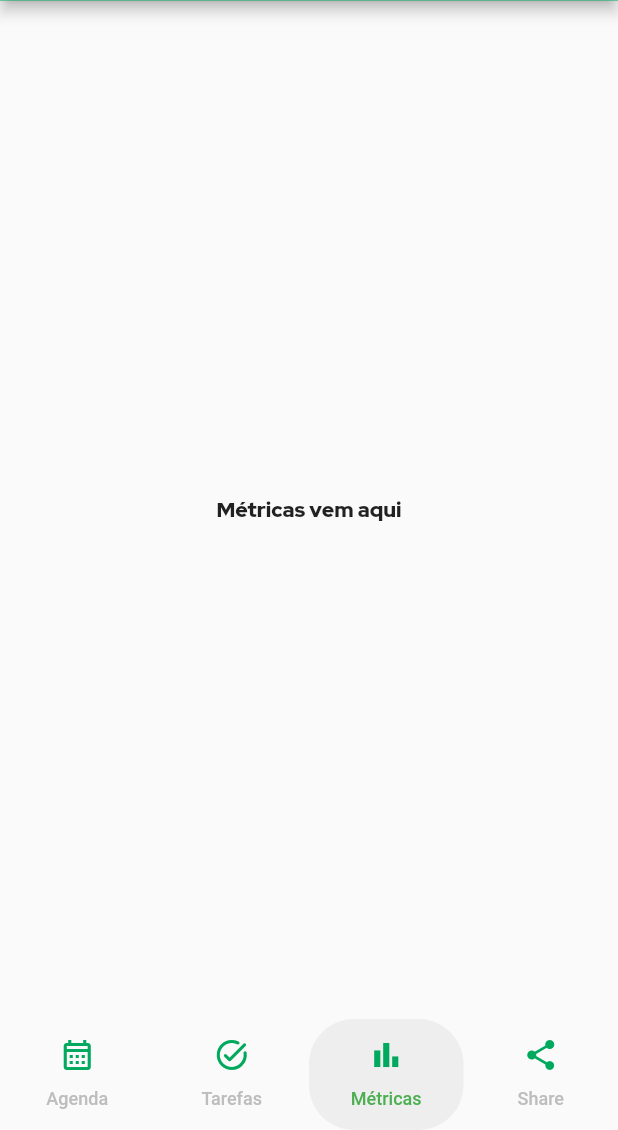
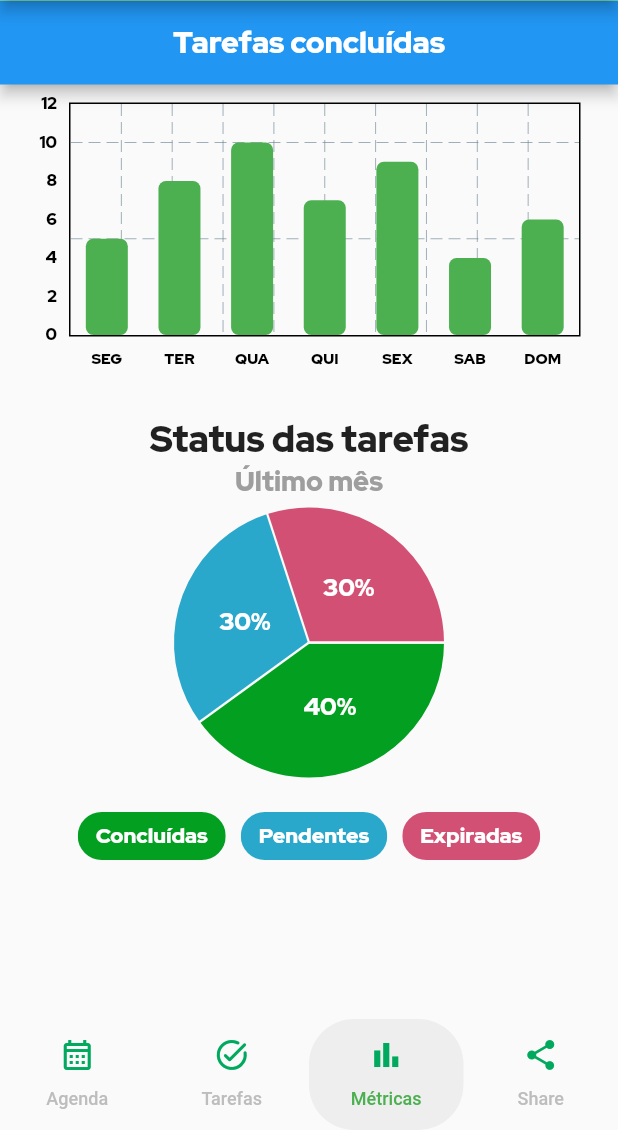
Before and after one commit to Felipi12/DoneApp, a Flutter app: the screen it shows after launch, item 3 of the bottom bar chosen, on a phone screen of 412 x 824 dp, the part 106-1236 px from its top. Run offline on Flutter 3.47's test engine with Material 2 defaults, Android fonts, the phone set to English and light mode, and no system bars; drawn by our look-alikes of fl_chart; our stand-ins replace cloud_firestore, firebase_core, syncfusion_flutter_calendar; accounts and stored records are empty.

```diff
--- a/lib/Agenda.dart
+++ b/lib/Agenda.dart
@@ -1,7 +1,6 @@
 // Importa os pacotes necessários
 import 'package:flutter/material.dart';
 import 'package:syncfusion_flutter_calendar/calendar.dart';
-import 'AppBar.dart';
 
 // Constrói o calendário da tela de Agenda
 class TabViewItem_1 extends StatelessWidget {
@@ -24,8 +23,8 @@ class TabViewItem_1 extends StatelessWidget {
       view: CalendarView.week,
       showWeekNumber: true,
       weekNumberStyle: const WeekNumberStyle(
-        backgroundColor: Colors.grey,
-        textStyle: TextStyle(color: Colors.black, fontSize: 13),
+        backgroundColor: Color.fromRGBO(1, 169, 94, 1),
+        textStyle: TextStyle(color: Colors.black, fontSize: 11),
       ),
       allowedViews: const [
         CalendarView.day,
@@ -70,12 +69,6 @@ class CalendarDataSourceUtility {
       color: Colors.lightBlueAccent,
     ));
     appointments.add(Appointment(
-      startTime: DateTime.now().add(const Duration(hours: 6)),
-      endTime: DateTime.now().add(const Duration(hours: 7)),
-      subject: 'Performance check',
-      color: Colors.amber,
-    ));
-    appointments.add(Appointment(
       startTime: DateTime(2023, 11, 22, 1, 0, 0),
       endTime: DateTime(2023, 11, 22, 3, 0, 0),
       subject: 'Support',
--- /dev/null
+++ b/lib/Métricas.dart
@@ -0,0 +1,224 @@
+import 'package:flutter/material.dart';
+import 'package:fl_chart/fl_chart.dart';
+import 'dart:math' as math;
+
+class MetricsTab extends StatelessWidget {
+  // Mock data for each day of the week
+  final List<int> barChartData = [
+    5,
+    8,
+    10,
+    7,
+    9,
+    4,
+    6
+  ]; // Example: [SEG, TER, QUA, QUI, SEX, SAB, DOM]
+
+  @override
+  Widget build(BuildContext context) {
+    return Scaffold(
+      appBar: AppBar(title: Text('Tarefas concluídas'), centerTitle: true),
+      body: SingleChildScrollView(
+        child: Column(
+          children: <Widget>[
+            BarChartWidget(barChartData: barChartData),
+            SizedBox(height: 5),
+            PieChartWidget(),
+          ],
+        ),
+      ),
+    );
+  }
+}
+
+class BarChartWidget extends StatelessWidget {
+  final List<int> barChartData;
+
+  BarChartWidget({required this.barChartData});
+
+  @override
+  Widget build(BuildContext context) {
+    List<BarChartGroupData> generateBarGroups() {
+      return List.generate(barChartData.length, (index) {
+        return BarChartGroupData(
+          x: index,
+          barRods: [
+            BarChartRodData(
+              toY: barChartData[index].toDouble(),
+              color: Colors.green, // Set the color to green
+              width: 28,
+              borderSide: BorderSide(color: Colors.black, width: 0),
+              borderRadius: BorderRadius.circular(5),
+            ),
+          ],
+        );
+      });
+    }
+
+    double maxY = barChartData.reduce(math.max).toDouble() + 2;
+
+    return Container(
+      height: 200,
+      padding:
+          EdgeInsets.fromLTRB(16.0, 12.0, 25.0, 0), // Increased left padding
+      child: BarChart(
+        BarChartData(
+          alignment: BarChartAlignment.spaceAround,
+          maxY: maxY, // Use the calculated maxY
+          barTouchData: BarTouchData(
+            touchTooltipData: BarTouchTooltipData(
+              tooltipBgColor: Colors.grey,
+            ),
+          ),
+          titlesData: FlTitlesData(
+            bottomTitles: AxisTitles(
+              sideTitles: SideTitles(
+                showTitles: true,
+                reservedSize: 32,
+                interval: 1,
+                getTitlesWidget: (double value, TitleMeta meta) {
+                  const daysOfWeek = [
+                    'SEG',
+                    'TER',
+                    'QUA',
+                    'QUI',
+                    'SEX',
+                    'SAB',
+                    'DOM'
+                  ];
+                  return SideTitleWidget(
+                    axisSide: meta.axisSide,
+                    space: 8.0,
+                    child: Text(daysOfWeek[value.toInt()],
+                        style: TextStyle(color: Colors.black, fontSize: 10)),
+                  );
+                },
+              ),
+            ),
+            leftTitles: AxisTitles(
+              sideTitles: SideTitles(
+                showTitles: true, // Enable Y-axis titles
+                getTitlesWidget: (double value, TitleMeta meta) {
+                  return SideTitleWidget(
+                    axisSide: meta.axisSide,
+                    space: 8.0,
+                    child: Text(
+                      value.toInt().toString(),
+                      style: TextStyle(color: Colors.black, fontSize: 11),
+                    ),
+                  );
+                },
+                interval:
+                    2, // Set interval to control the frequency of the labels
+                reservedSize: 30, // Adjust if necessary
+              ),
+            ),
+            rightTitles: AxisTitles(sideTitles: SideTitles(showTitles: false)),
+            topTitles: AxisTitles(sideTitles: SideTitles(showTitles: false)),
+          ),
+          gridData: FlGridData(show: true),
+          borderData: FlBorderData(show: true),
+          barGroups: generateBarGroups(),
+        ),
+      ),
+    );
+  }
+}
+
+class PieChartWidget extends StatelessWidget {
+  @override
+  Widget build(BuildContext context) {
+    return Column(
+      children: [
+        Padding(
+          padding: const EdgeInsets.only(top: 16.0),
+          child: Text(
+            'Status das tarefas', // The title text
+            style: TextStyle(
+              fontSize: 24,
+              fontWeight: FontWeight.bold,
+            ),
+          ),
+        ),
+        Padding(
+          padding: const EdgeInsets.only(bottom: 20.0),
+          child: Text(
+            'Último mês', // The subtitle text
+            style: TextStyle(
+              fontSize: 18,
+              color: Colors.grey,
+            ),
+          ),
+        ),
+        Container(
+          height: 150,
+          child: PieChart(
+            PieChartData(
+              sectionsSpace: 1.5,
+              centerSpaceRadius: 0,
+              sections: [
+                PieChartSectionData(
+                  color:
+                      const Color(0xff029f20), // Green color for 'Concluídas'
+                  value: 40, // Adjust value accordingly
+                  title: '40%', // You can include the percentage here
+                  radius: 90,
+                  titleStyle: TextStyle(
+                    fontSize: 16,
+                    fontWeight: FontWeight.bold,
+                    color: const Color(0xffffffff),
+                  ),
+                ),
+                PieChartSectionData(
+                  color: Color.fromARGB(
+                      255, 41, 168, 203), // Yellow color for 'Pendentes'
+                  value: 30, // Adjust value accordingly
+                  title: '30%', // You can include the percentage here
+                  radius: 90,
+                  titleStyle: TextStyle(
+                    fontSize: 16,
+                    fontWeight: FontWeight.bold,
+                    color: const Color(0xffffffff),
+                  ),
+                ),
+                PieChartSectionData(
+                  color: const Color.fromARGB(
+                      255, 211, 80, 117), // Red color for 'Expiradas'
+                  value: 30, // Adjust value accordingly
+                  title: '30%', // You can include the percentage here
+                  radius: 90,
+                  titleStyle: TextStyle(
+                    fontSize: 16,
+                    fontWeight: FontWeight.bold,
+                    color: const Color(0xffffffff),
+                  ),
+                ),
+                // Add more sections if needed
+              ],
+            ),
+          ),
+        ),
+        SizedBox(height: 30), // Spacing between chart and subtitles
+        // Subtitles
+        Wrap(
+          spacing: 10, // Spacing between chips
+          children: [
+            Chip(
+              backgroundColor: const Color(0xff029f20),
+              label: Text('Concluídas', style: TextStyle(color: Colors.white)),
+            ),
+            Chip(
+              backgroundColor: const Color.fromARGB(255, 41, 168, 203),
+              label: Text('Pendentes', style: TextStyle(color: Colors.white)),
+            ),
+            Chip(
+              backgroundColor: Color.fromARGB(255, 211, 80, 117),
+              label: Text('Expiradas', style: TextStyle(color: Colors.white)),
+            ),
+            // Add more chips for more subtitles if needed
+          ],
+        ),
+      ],
+    );
+  }
+}
--- a/lib/main.dart
+++ b/lib/main.dart
@@ -4,6 +4,7 @@ import 'package:cloud_firestore/cloud_firestore.dart';
 import 'package:flutter/material.dart';
 import 'package:syncfusion_flutter_calendar/calendar.dart';
 import 'Agenda.dart';
+import 'Métricas.dart';
 import 'AppBar.dart';
 import 'firebase_options.dart';
 import 'package:flutter_localizations/flutter_localizations.dart';
@@ -195,13 +196,13 @@ class _MyHomePageState extends State<MyHomePage> with TickerProviderStateMixin {
         children: <Widget>[
           TabViewItem_1(controller: _controller),
           const Center(child: Text("Tarefas vem aqui")),
-          const Center(child: Text("Métricas vem aqui")),
+          MetricsTab(),
           const Center(child: Text("Compartilhar vem aqui")),
         ],
       ),
       endDrawer: CustomDrawer(tabController: _tabController),
       floatingActionButton: Padding(
-        padding: const EdgeInsets.only(bottom: 45.0),
+        padding: const EdgeInsets.only(bottom: 50.0),
         child: Align(
             alignment: Alignment.bottomCenter,
             child: AnimatedOpacity(
--- a/pubspec.yaml
+++ b/pubspec.yaml
@@ -33,6 +33,7 @@ dependencies:
   syncfusion_flutter_calendar: ^23.1.43
   flutter_localizations:
     sdk: flutter
+  fl_chart: ^0.65.0
 
 
   # The following adds the Cupertino Icons font to your application.
```
